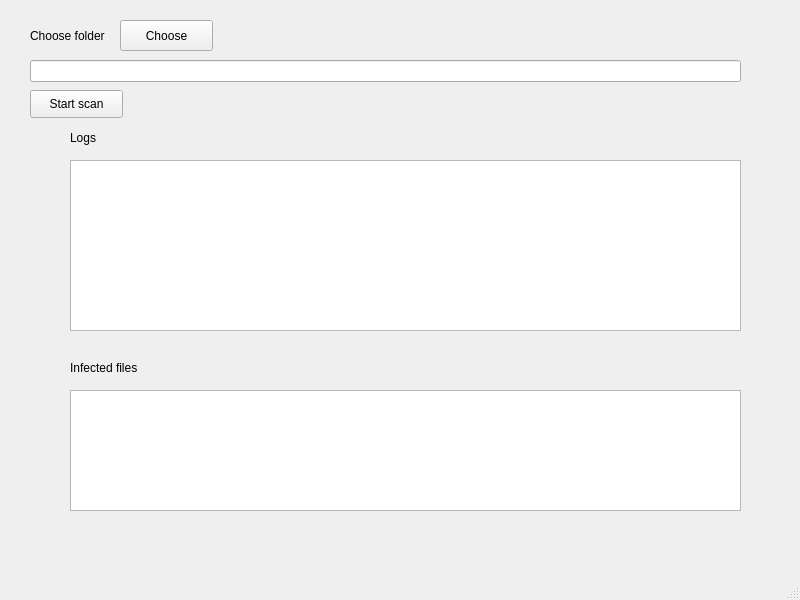
Qt form scanner/mainwindow.ui (Muha113/virus_scanner) before a commit.
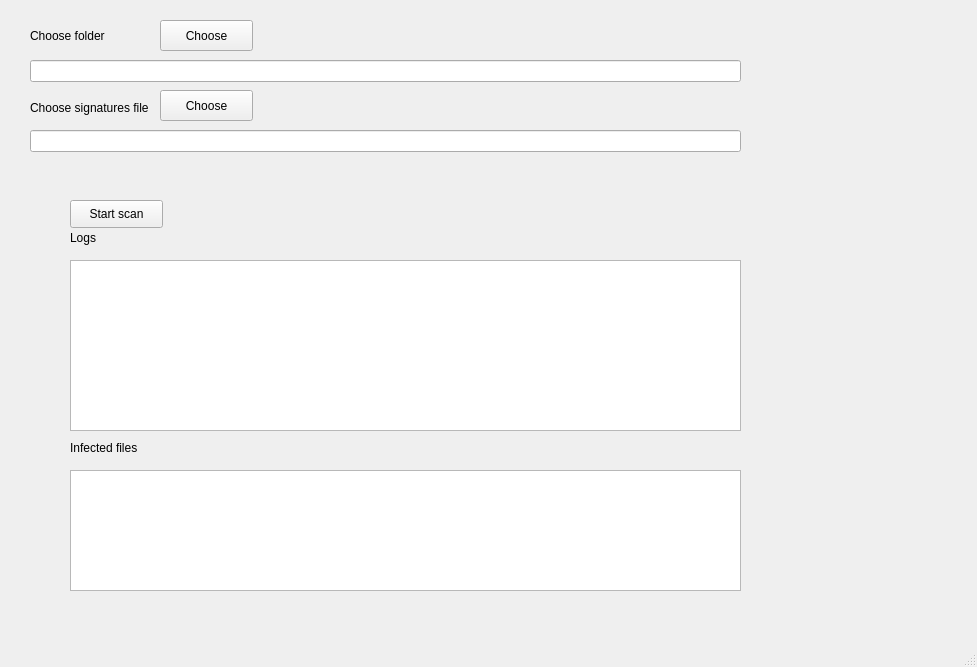
The same form after that commit.

```diff
--- a/scanner/mainwindow.ui
+++ b/scanner/mainwindow.ui
@@ -6,8 +6,8 @@
    <rect>
     <x>0</x>
     <y>0</y>
-    <width>800</width>
-    <height>600</height>
+    <width>977</width>
+    <height>667</height>
    </rect>
   </property>
   <property name="windowTitle">
@@ -18,7 +18,7 @@
     <property name="geometry">
      <rect>
       <x>70</x>
-      <y>390</y>
+      <y>470</y>
       <width>671</width>
       <height>121</height>
      </rect>
@@ -28,7 +28,7 @@
     <property name="geometry">
      <rect>
       <x>70</x>
-      <y>360</y>
+      <y>440</y>
       <width>151</width>
       <height>16</height>
      </rect>
@@ -66,7 +66,7 @@
    <widget class="QPushButton" name="chooseDirButton">
     <property name="geometry">
      <rect>
-      <x>120</x>
+      <x>160</x>
       <y>20</y>
       <width>93</width>
       <height>31</height>
@@ -80,7 +80,7 @@
     <property name="geometry">
      <rect>
       <x>70</x>
-      <y>160</y>
+      <y>260</y>
       <width>671</width>
       <height>171</height>
      </rect>
@@ -90,7 +90,7 @@
     <property name="geometry">
      <rect>
       <x>70</x>
-      <y>130</y>
+      <y>230</y>
       <width>81</width>
       <height>16</height>
      </rect>
@@ -102,8 +102,8 @@
    <widget class="QPushButton" name="startScanButton">
     <property name="geometry">
      <rect>
-      <x>30</x>
-      <y>90</y>
+      <x>70</x>
+      <y>200</y>
       <width>93</width>
       <height>28</height>
      </rect>
@@ -112,6 +112,42 @@
      <string>Start scan</string>
     </property>
    </widget>
+   <widget class="QLineEdit" name="pathSigFileEdit">
+    <property name="geometry">
+     <rect>
+      <x>30</x>
+      <y>130</y>
+      <width>711</width>
+      <height>22</height>
+     </rect>
+    </property>
+   </widget>
+   <widget class="QLabel" name="label_4">
+    <property name="geometry">
+     <rect>
+      <x>30</x>
+      <y>100</y>
+      <width>131</width>
+      <height>16</height>
+     </rect>
+    </property>
+    <property name="text">
+     <string>Choose signatures file</string>
+    </property>
+   </widget>
+   <widget class="QPushButton" name="chooseSigFileButton">
+    <property name="geometry">
+     <rect>
+      <x>160</x>
+      <y>90</y>
+      <width>93</width>
+      <height>31</height>
+     </rect>
+    </property>
+    <property name="text">
+     <string>Choose</string>
+    </property>
+   </widget>
   </widget>
   <widget class="QMenuBar" name="menubar">
    <property name="geometry">
```
Left out of the diff: 2 changed lines with no effect on the pictures.
